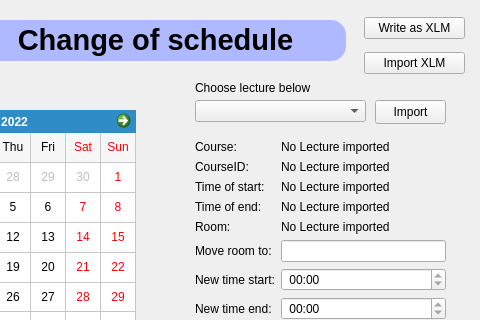
Old version of the form View/Underviser_functionalGUI.ui in the repository Samuelyos/iteration-3; both pictures show x 155 to 635 and y 0 to 320 of the 635 by 420 pixel window.
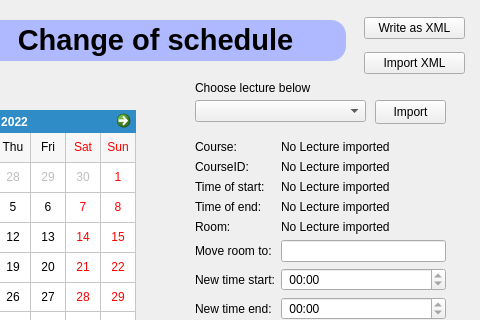
New version of the form.

Diff of the .ui file:
```diff
--- a/View/Underviser_functionalGUI.ui
+++ b/View/Underviser_functionalGUI.ui
@@ -339,14 +339,14 @@
     <item>
      <widget class="QPushButton" name="writeXLM">
       <property name="text">
-       <string>Write as XLM</string>
+       <string>Write as XML</string>
       </property>
      </widget>
     </item>
     <item>
      <widget class="QPushButton" name="importXLM">
       <property name="text">
-       <string>Import XLM</string>
+       <string>Import XML</string>
       </property>
      </widget>
     </item>
```
Left out of the diff: 4 changed lines with no effect on the pictures.
